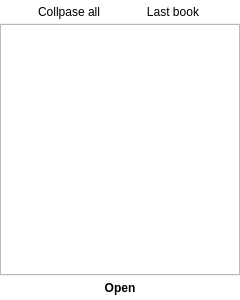
MosheWagner/Orayta-QT, file android-exp/mobileapp.ui: the form before one commit.
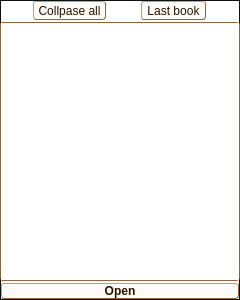
The form after the commit. The open tabs and pages were chosen to show the change. Icons and pictures are not drawn.

The edit to the form file:
```diff
--- a/android-exp/mobileapp.ui
+++ b/android-exp/mobileapp.ui
@@ -19,6 +19,33 @@
   <property name="palette">
    <palette>
     <active>
+     <colorrole role="WindowText">
+      <brush brushstyle="SolidPattern">
+       <color alpha="255">
+        <red>40</red>
+        <green>19</green>
+        <blue>1</blue>
+       </color>
+      </brush>
+     </colorrole>
+     <colorrole role="Text">
+      <brush brushstyle="SolidPattern">
+       <color alpha="255">
+        <red>40</red>
+        <green>19</green>
+        <blue>1</blue>
+       </color>
+      </brush>
+     </colorrole>
+     <colorrole role="ButtonText">
+      <brush brushstyle="SolidPattern">
+       <color alpha="255">
+        <red>40</red>
+        <green>19</green>
+        <blue>1</blue>
+       </color>
+      </brush>
+     </colorrole>
      <colorrole role="Base">
       <brush brushstyle="SolidPattern">
        <color alpha="255">
@@ -39,6 +66,33 @@
      </colorrole>
     </active>
     <inactive>
+     <colorrole role="WindowText">
+      <brush brushstyle="SolidPattern">
+       <color alpha="255">
+        <red>40</red>
+        <green>19</green>
+        <blue>1</blue>
+       </color>
+      </brush>
+     </colorrole>
+     <colorrole role="Text">
+      <brush brushstyle="SolidPattern">
+       <color alpha="255">
+        <red>40</red>
+        <green>19</green>
+        <blue>1</blue>
+       </color>
+      </brush>
+     </colorrole>
+     <colorrole role="ButtonText">
+      <brush brushstyle="SolidPattern">
+       <color alpha="255">
+        <red>40</red>
+        <green>19</green>
+        <blue>1</blue>
+       </color>
+      </brush>
+     </colorrole>
      <colorrole role="Base">
       <brush brushstyle="SolidPattern">
        <color alpha="255">
@@ -59,6 +113,33 @@
      </colorrole>
     </inactive>
     <disabled>
+     <colorrole role="WindowText">
+      <brush brushstyle="SolidPattern">
+       <color alpha="255">
+        <red>40</red>
+        <green>19</green>
+        <blue>1</blue>
+       </color>
+      </brush>
+     </colorrole>
+     <colorrole role="Text">
+      <brush brushstyle="SolidPattern">
+       <color alpha="255">
+        <red>40</red>
+        <green>19</green>
+        <blue>1</blue>
+       </color>
+      </brush>
+     </colorrole>
+     <colorrole role="ButtonText">
+      <brush brushstyle="SolidPattern">
+       <color alpha="255">
+        <red>40</red>
+        <green>19</green>
+        <blue>1</blue>
+       </color>
+      </brush>
+     </colorrole>
      <colorrole role="Base">
       <brush brushstyle="SolidPattern">
        <color alpha="255">
@@ -92,9 +173,153 @@
  height: 25 px; 
 width: 25 px;
 }
-QFrame {
-margin: 1 px;
+QFrame {margin: 1 px;}
+
+QWidget{ 
+/* The font color */ 
+    color: rgb(40, 19, 1);
+background-color: /*#F9B06D*/ none;
 }
+QWidget#mainpage{
+	background: qlineargradient(spread:pad, x1:0, y1:0, x2:0, y2:1, stop:0  rgb(249, 236, 225), stop:1 rgb(217, 160, 95));
+}
+QDialog{ border: 1px 0px ; border-color: rgb(15, 15, 15); border-style: solid}
+
+QTextBrowser{ 	color: black; 	background-color: white;}
+
+QToolButton, QPushButton {   
+    /* Margins so that we get a little space on the left and right. */
+    margin: 0 1px 0 1px;
+    background-color:  rgba(249, 211, 176, 10%);
+    /* We'll round the borders. */
+    border-style: outset;
+    /* Round radius will be 3px */
+    border-radius: 3px;
+    /* Border is only one pixel */
+    border-width: 1px;
+    /* Border color is now set */
+    border-color: #8F653F;
+	min-height: 1.5em;
+	/*color: #E67A17;*/
+}
+#mainpage QToolButton{background-color:  rgba(249, 211, 176, 30%);}
+
+QComboBox, QLineEdit, QSpinBox, QTabWidget, QGroupBox, QTreeWidget, QTextBrowser{
+	/*background-color:  rgba(0,0,0, 0);*/
+	border-style: solid;
+    /* Round radius will be 3px */
+    border-radius: 3px;
+    /* Border is only one pixel */
+    border-width: 1px;
+	border-color: #8F653F;
+}
+QGroupBox {
+margin-top: 1.5ex;
+}
+QGroupBox::title {
+     subcontrol-origin: margin;
+     subcontrol-position:top center; /* position at the top center */
+     padding: 3px;
+}
+QProgressBar:horizontal {
+border: 1px solid #8F653F;
+border-radius: 3px;
+/*background: #F9D3B0  ;*/
+padding: 1px;
+}
+
+QProgressBar::chunk:horizontal {
+	background-color: #6D3603 /*rgb(109,54,3)*/; 
+	/*background-color: qlineargradient(spread:repeat, x1:0, y1:0, x2:0.209, y2:0.017, stop:0 #F9D3B0, stop:0.284444 #F9D3B0, stop:0.524444 #6D3603, stop:0.76 #F9D3B0, stop:1 #F9D3B0);
+margin-right: -10px;*/
+}
+ /*QProgressBar#loadBar::chunk:horizontal  {
+background: qlineargradient(x1: 0, y1: 0.5, x2: 1, y2: 0.5, stop: 0  #F9D3B0, stop:0.2 #E67A17, stop:0.8 #E67A17, stop: 1  #F9D3B0);
+}*/
+ 
+QTabWidget::pane { /* The tab widget frame */
+     border-top: 1px solid #8F653F;
+ }
+
+ /* Style the tab using the tab sub-control. Note that
+     it reads QTabBar _not_ QTabWidget */
+ QTabBar::tab {
+     background: rgba(0,0,0, 50);
+     border: 1px solid #8F653F;
+     border-top-left-radius: 4px;
+     border-top-right-radius: 4px;
+     min-width: 8ex;
+     padding: 2px;
+	 background-color:  rgba(249, 211, 176, 30%);
+ }
+QTabBar::tab:selected {
+	background-color:  rgba(249, 211, 176, 75%);
+	font-weight: bold;
+ }
+
+ QTabBar::tab:!selected {
+     margin-top: 2px; /* make non-selected tabs look smaller */
+ }
+
+
+*::up-button, *::down-button, *::right-button, *::left-button, *::handle, *::drop-down {
+background-color: rgb(47, 2, 2);
+    border: 1px solid #8F653F;
+    border-radius: 2px;
+   	min-width: 1em; 
+	min-height: 1 em;
+	background-color: none;
+}
+
+*::handle{
+	background-color: #8F653F;
+}
+
+
+QScrollBar:horizontal {
+    border-top: 1px solid #8F653F;
+	border-bottom: 1px solid #8F653F;
+	border-radius: 2px;
+    margin: 0px 20px ;
+	
+ }
+QScrollBar:vertical {
+    border-right: 1px solid #8F653F;
+	border-left: 1px solid #8F653F;
+	border-radius: 2px;
+    margin: 20px 0px;
+	
+ }
+ 
+ QScrollBar::add-line:horizontal, QScrollBar::sub-line:horizontal {
+     border: 1px solid #8F653F;
+	border-radius: 2px;
+     background: none;
+     width: 20px;
+     subcontrol-origin: margin;
+ }
+QScrollBar::add-line:vertical, QScrollBar::sub-line:vertical {
+     border: 1px solid #8F653F;
+	border-radius: 2px;
+     background: none;
+     height: 20px;
+     subcontrol-origin: margin;
+ }
+
+QScrollBar::add-line:horizontal {subcontrol-position: right;}
+QScrollBar::sub-line:horizontal { subcontrol-position: left; }
+QScrollBar::add-line:vertical {subcontrol-position: bottom;}
+QScrollBar::sub-line:vertical {subcontrol-position: top; }
+
+QScrollBar::add-page,  QScrollBar::sub-page { background-color: none;}
+
+*::right-arrow{	image: url(:/Icons/arrow-right.png); width: 10px;   height: 10px; }
+ *::left-arrow{ 	image: url(:/Icons/arrow-left.png); width: 10px;   height: 10px; }
+
+*::up-arrow{	image: url(:/Icons/arrow-up.png); width: 10px;   height: 10px; }
+*::down-arrow{	image: url(:/Icons/arrow-down.png); width: 10px;   height: 10px;  }
+/**::corner{background-color: #F9B06D;}*/
+
 </string>
   </property>
   <layout class="QVBoxLayout" name="verticalLayout">
@@ -112,6 +337,33 @@
      <property name="palette">
       <palette>
        <active>
+        <colorrole role="WindowText">
+         <brush brushstyle="SolidPattern">
+          <color alpha="255">
+           <red>40</red>
+           <green>19</green>
+           <blue>1</blue>
+          </color>
+         </brush>
+        </colorrole>
+        <colorrole role="Text">
+         <brush brushstyle="SolidPattern">
+          <color alpha="255">
+           <red>40</red>
+           <green>19</green>
+           <blue>1</blue>
+          </color>
+         </brush>
+        </colorrole>
+        <colorrole role="ButtonText">
+         <brush brushstyle="SolidPattern">
+          <color alpha="255">
+           <red>40</red>
+           <green>19</green>
+           <blue>1</blue>
+          </color>
+         </brush>
+        </colorrole>
         <colorrole role="Base">
          <brush brushstyle="SolidPattern">
           <color alpha="255">
@@ -132,6 +384,33 @@
         </colorrole>
        </active>
        <inactive>
+        <colorrole role="WindowText">
+         <brush brushstyle="SolidPattern">
+          <color alpha="255">
+           <red>40</red>
+           <green>19</green>
+           <blue>1</blue>
+          </color>
+         </brush>
+        </colorrole>
+        <colorrole role="Text">
+         <brush brushstyle="SolidPattern">
+          <color alpha="255">
+           <red>40</red>
+           <green>19</green>
+           <blue>1</blue>
+          </color>
+         </brush>
+        </colorrole>
+        <colorrole role="ButtonText">
+         <brush brushstyle="SolidPattern">
+          <color alpha="255">
+           <red>40</red>
+           <green>19</green>
+           <blue>1</blue>
+          </color>
+         </brush>
+        </colorrole>
         <colorrole role="Base">
          <brush brushstyle="SolidPattern">
           <color alpha="255">
@@ -152,6 +431,33 @@
         </colorrole>
        </inactive>
        <disabled>
+        <colorrole role="WindowText">
+         <brush brushstyle="SolidPattern">
+          <color alpha="255">
+           <red>40</red>
+           <green>19</green>
+           <blue>1</blue>
+          </color>
+         </brush>
+        </colorrole>
+        <colorrole role="Text">
+         <brush brushstyle="SolidPattern">
+          <color alpha="255">
+           <red>40</red>
+           <green>19</green>
+           <blue>1</blue>
+          </color>
+         </brush>
+        </colorrole>
+        <colorrole role="ButtonText">
+         <brush brushstyle="SolidPattern">
+          <color alpha="255">
+           <red>40</red>
+           <green>19</green>
+           <blue>1</blue>
+          </color>
+         </brush>
+        </colorrole>
         <colorrole role="Base">
          <brush brushstyle="SolidPattern">
           <color alpha="255">
@@ -1032,18 +1338,18 @@
                <colorrole role="WindowText">
                 <brush brushstyle="SolidPattern">
                  <color alpha="255">
-                  <red>0</red>
-                  <green>0</green>
-                  <blue>0</blue>
+                  <red>40</red>
+                  <green>19</green>
+                  <blue>1</blue>
                  </color>
                 </brush>
                </colorrole>
                <colorrole role="Button">
                 <brush brushstyle="SolidPattern">
-                 <color alpha="255">
-                  <red>255</red>
-                  <green>252</green>
-                  <blue>248</blue>
+                 <color alpha="26">
+                  <red>249</red>
+                  <green>211</green>
+                  <blue>176</blue>
                  </color>
                 </brush>
                </colorrole>
@@ -1086,9 +1392,9 @@
                <colorrole role="Text">
                 <brush brushstyle="SolidPattern">
                  <color alpha="255">
-                  <red>0</red>
-                  <green>0</green>
-                  <blue>0</blue>
+                  <red>40</red>
+                  <green>19</green>
+                  <blue>1</blue>
                  </color>
                 </brush>
                </colorrole>
@@ -1104,27 +1410,27 @@
                <colorrole role="ButtonText">
                 <brush brushstyle="SolidPattern">
                  <color alpha="255">
-                  <red>0</red>
-                  <green>0</green>
-                  <blue>0</blue>
+                  <red>40</red>
+                  <green>19</green>
+                  <blue>1</blue>
                  </color>
                 </brush>
                </colorrole>
                <colorrole role="Base">
                 <brush brushstyle="SolidPattern">
-                 <color alpha="255">
-                  <red>255</red>
-                  <green>255</green>
-                  <blue>255</blue>
+                 <color alpha="26">
+                  <red>249</red>
+                  <green>211</green>
+                  <blue>176</blue>
                  </color>
                 </brush>
                </colorrole>
                <colorrole role="Window">
                 <brush brushstyle="SolidPattern">
-                 <color alpha="255">
-                  <red>255</red>
-                  <green>252</green>
-                  <blue>248</blue>
+                 <color alpha="26">
+                  <red>249</red>
+                  <green>211</green>
+                  <blue>176</blue>
                  </color>
                 </brush>
                </colorrole>
@@ -1169,18 +1475,18 @@
                <colorrole role="WindowText">
                 <brush brushstyle="SolidPattern">
                  <color alpha="255">
-                  <red>0</red>
-                  <green>0</green>
-                  <blue>0</blue>
+                  <red>40</red>
+                  <green>19</green>
+                  <blue>1</blue>
                  </color>
                 </brush>
                </colorrole>
                <colorrole role="Button">
                 <brush brushstyle="SolidPattern">
-                 <color alpha="255">
-                  <red>255</red>
-                  <green>252</green>
-                  <blue>248</blue>
+                 <color alpha="26">
+                  <red>249</red>
+                  <green>211</green>
+                  <blue>176</blue>
                  </color>
                 </brush>
                </colorrole>
@@ -1223,9 +1529,9 @@
                <colorrole role="Text">
                 <brush brushstyle="SolidPattern">
                  <color alpha="255">
-                  <red>0</red>
-                  <green>0</green>
-                  <blue>0</blue>
+                  <red>40</red>
+                  <green>19</green>
+                  <blue>1</blue>
                  </color>
                 </brush>
                </colorrole>
@@ -1241,27 +1547,27 @@
                <colorrole role="ButtonText">
                 <brush brushstyle="SolidPattern">
                  <color alpha="255">
-                  <red>0</red>
-                  <green>0</green>
-                  <blue>0</blue>
+                  <red>40</red>
+                  <green>19</green>
+                  <blue>1</blue>
                  </color>
                 </brush>
                </colorrole>
                <colorrole role="Base">
                 <brush brushstyle="SolidPattern">
-                 <color alpha="255">
-                  <red>255</red>
-                  <green>255</green>
-                  <blue>255</blue>
+                 <color alpha="26">
+                  <red>249</red>
+                  <green>211</green>
+                  <blue>176</blue>
                  </color>
                 </brush>
                </colorrole>
                <colorrole role="Window">
                 <brush brushstyle="SolidPattern">
-                 <color alpha="255">
-                  <red>255</red>
-                  <green>252</green>
-                  <blue>248</blue>
+                 <color alpha="26">
+                  <red>249</red>
+                  <green>211</green>
+                  <blue>176</blue>
                  </color>
                 </brush>
                </colorrole>
@@ -1306,18 +1612,18 @@
                <colorrole role="WindowText">
                 <brush brushstyle="SolidPattern">
                  <color alpha="255">
-                  <red>127</red>
-                  <green>126</green>
-                  <blue>124</blue>
+                  <red>40</red>
+                  <green>19</green>
+                  <blue>1</blue>
                  </color>
                 </brush>
                </colorrole>
                <colorrole role="Button">
                 <brush brushstyle="SolidPattern">
-                 <color alpha="255">
-                  <red>255</red>
-                  <green>252</green>
-                  <blue>248</blue>
+                 <color alpha="26">
+                  <red>249</red>
+                  <green>211</green>
+                  <blue>176</blue>
                  </color>
                 </brush>
                </colorrole>
@@ -1360,9 +1666,9 @@
                <colorrole role="Text">
                 <brush brushstyle="SolidPattern">
                  <color alpha="255">
-                  <red>127</red>
-                  <green>126</green>
-                  <blue>124</blue>
+                  <red>40</red>
+                  <green>19</green>
+                  <blue>1</blue>
                  </color>
                 </brush>
                </colorrole>
@@ -1378,27 +1684,27 @@
                <colorrole role="ButtonText">
                 <brush brushstyle="SolidPattern">
                  <color alpha="255">
-                  <red>127</red>
-                  <green>126</green>
-                  <blue>124</blue>
+                  <red>40</red>
+                  <green>19</green>
+                  <blue>1</blue>
                  </color>
                 </brush>
                </colorrole>
                <colorrole role="Base">
                 <brush brushstyle="SolidPattern">
-                 <color alpha="255">
-                  <red>255</red>
-                  <green>252</green>
-                  <blue>248</blue>
+                 <color alpha="26">
+                  <red>249</red>
+                  <green>211</green>
+                  <blue>176</blue>
                  </color>
                 </brush>
                </colorrole>
                <colorrole role="Window">
                 <brush brushstyle="SolidPattern">
-                 <color alpha="255">
-                  <red>255</red>
-                  <green>252</green>
-                  <blue>248</blue>
+                 <color alpha="26">
+                  <red>249</red>
+                  <green>211</green>
+                  <blue>176</blue>
                  </color>
                 </brush>
                </colorrole>
@@ -1464,18 +1770,18 @@
                <colorrole role="WindowText">
                 <brush brushstyle="SolidPattern">
                  <color alpha="255">
-                  <red>0</red>
-                  <green>0</green>
-                  <blue>0</blue>
+                  <red>40</red>
+                  <green>19</green>
+                  <blue>1</blue>
                  </color>
                 </brush>
                </colorrole>
                <colorrole role="Button">
                 <brush brushstyle="SolidPattern">
-                 <color alpha="255">
-                  <red>255</red>
-                  <green>252</green>
-                  <blue>248</blue>
+                 <color alpha="26">
+                  <red>249</red>
+                  <green>211</green>
+                  <blue>176</blue>
                  </color>
                 </brush>
                </colorrole>
@@ -1518,9 +1824,9 @@
                <colorrole role="Text">
                 <brush brushstyle="SolidPattern">
                  <color alpha="255">
-                  <red>0</red>
-                  <green>0</green>
-                  <blue>0</blue>
+                  <red>40</red>
+                  <green>19</green>
+                  <blue>1</blue>
                  </color>
                 </brush>
                </colorrole>
@@ -1536,27 +1842,27 @@
                <colorrole role="ButtonText">
                 <brush brushstyle="SolidPattern">
                  <color alpha="255">
-                  <red>0</red>
-                  <green>0</green>
-                  <blue>0</blue>
+                  <red>40</red>
+                  <green>19</green>
+                  <blue>1</blue>
                  </color>
                 </brush>
                </colorrole>
                <colorrole role="Base">
                 <brush brushstyle="SolidPattern">
-                 <color alpha="255">
-                  <red>255</red>
-                  <green>255</green>
-                  <blue>255</blue>
+                 <color alpha="26">
+                  <red>249</red>
+                  <green>211</green>
+                  <blue>176</blue>
                  </color>
                 </brush>
                </colorrole>
                <colorrole role="Window">
                 <brush brushstyle="SolidPattern">
-                 <color alpha="255">
-                  <red>255</red>
-                  <green>252</green>
-                  <blue>248</blue>
+                 <color alpha="26">
+                  <red>249</red>
+                  <green>211</green>
+                  <blue>176</blue>
                  </color>
                 </brush>
                </colorrole>
@@ -1601,18 +1907,18 @@
                <colorrole role="WindowText">
                 <brush brushstyle="SolidPattern">
                  <color alpha="255">
-                  <red>0</red>
-                  <green>0</green>
-                  <blue>0</blue>
+                  <red>40</red>
+                  <green>19</green>
+                  <blue>1</blue>
                  </color>
                 </brush>
                </colorrole>
                <colorrole role="Button">
                 <brush brushstyle="SolidPattern">
-                 <color alpha="255">
-                  <red>255</red>
-                  <green>252</green>
-                  <blue>248</blue>
+                 <color alpha="26">
+                  <red>249</red>
+                  <green>211</green>
+                  <blue>176</blue>
                  </color>
                 </brush>
                </colorrole>
@@ -1655,9 +1961,9 @@
                <colorrole role="Text">
                 <brush brushstyle="SolidPattern">
                  <color alpha="255">
-                  <red>0</red>
-                  <green>0</green>
-                  <blue>0</blue>
+                  <red>40</red>
+                  <green>19</green>
+                  <blue>1</blue>
                  </color>
                 </brush>
                </colorrole>
@@ -1673,27 +1979,27 @@
                <colorrole role="ButtonText">
                 <brush brushstyle="SolidPattern">
                  <color alpha="255">
-                  <red>0</red>
-                  <green>0</green>
-                  <blue>0</blue>
+                  <red>40</red>
+                  <green>19</green>
+                  <blue>1</blue>
                  </color>
                 </brush>
                </colorrole>
                <colorrole role="Base">
                 <brush brushstyle="SolidPattern">
-                 <color alpha="255">
-                  <red>255</red>
-                  <green>255</green>
-                  <blue>255</blue>
+                 <color alpha="26">
+                  <red>249</red>
+                  <green>211</green>
+                  <blue>176</blue>
                  </color>
                 </brush>
                </colorrole>
                <colorrole role="Window">
                 <brush brushstyle="SolidPattern">
-                 <color alpha="255">
-                  <red>255</red>
-                  <green>252</green>
-                  <blue>248</blue>
+                 <color alpha="26">
+                  <red>249</red>
+                  <green>211</green>
+                  <blue>176</blue>
                  </color>
                 </brush>
                </colorrole>
@@ -1738,18 +2044,18 @@
                <colorrole role="WindowText">
                 <brush brushstyle="SolidPattern">
                  <color alpha="255">
-                  <red>127</red>
-                  <green>126</green>
-                  <blue>124</blue>
+                  <red>40</red>
+                  <green>19</green>
+                  <blue>1</blue>
                  </color>
                 </brush>
                </colorrole>
                <colorrole role="Button">
                 <brush brushstyle="SolidPattern">
-                 <color alpha="255">
-                  <red>255</red>
-                  <green>252</green>
-                  <blue>248</blue>
+                 <color alpha="26">
+                  <red>249</red>
+                  <green>211</green>
+                  <blue>176</blue>
                  </color>
                 </brush>
                </colorrole>
@@ -1792,9 +2098,9 @@
                <colorrole role="Text">
                 <brush brushstyle="SolidPattern">
                  <color alpha="255">
-                  <red>127</red>
-                  <green>126</green>
-                  <blue>124</blue>
+                  <red>40</red>
+                  <green>19</green>
+                  <blue>1</blue>
                  </color>
                 </brush>
                </colorrole>
@@ -1810,27 +2116,27 @@
                <colorrole role="ButtonText">
                 <brush brushstyle="SolidPattern">
                  <color alpha="255">
-                  <red>127</red>
-                  <green>126</green>
-                  <blue>124</blue>
+                  <red>40</red>
+                  <green>19</green>
+                  <blue>1</blue>
                  </color>
                 </brush>
                </colorrole>
                <colorrole role="Base">
                 <brush brushstyle="SolidPattern">
-                 <color alpha="255">
-                  <red>255</red>
-                  <green>252</green>
-                  <blue>248</blue>
+                 <color alpha="26">
+                  <red>249</red>
+                  <green>211</green>
+                  <blue>176</blue>
                  </color>
                 </brush>
                </colorrole>
                <colorrole role="Window">
                 <brush brushstyle="SolidPattern">
-                 <color alpha="255">
-                  <red>255</red>
-                  <green>252</green>
-                  <blue>248</blue>
+                 <color alpha="26">
+                  <red>249</red>
+                  <green>211</green>
+                  <blue>176</blue>
                  </color>
                 </brush>
                </colorrole>
@@ -1909,7 +2215,11 @@
           <bool>false</bool>
          </property>
          <property name="styleSheet">
-          <string notr="true"/>
+          <string notr="true">QScrollBar {  margin: 0px ;}
+QScrollBar:horizontal{height: 3px}  QScrollBar:vertical{width: 3px;}
+QScrollBar::add-line, QScrollBar::sub-line{    border: 0px;  height: 0px; }
+*::right-arrow{	image: none; } *::left-arrow{ 	image: none; } *::up-arrow{	image: none; } *::down-arrow{	image: none; }
+</string>
          </property>
          <property name="frameShape">
           <enum>QFrame::StyledPanel</enum>
@@ -1964,18 +2274,18 @@
               <colorrole role="WindowText">
                <brush brushstyle="SolidPattern">
                 <color alpha="255">
-                 <red>0</red>
-                 <green>0</green>
-                 <blue>0</blue>
+                 <red>40</red>
+                 <green>19</green>
+                 <blue>1</blue>
                 </color>
                </brush>
               </colorrole>
               <colorrole role="Button">
                <brush brushstyle="SolidPattern">
-                <color alpha="255">
-                 <red>255</red>
-                 <green>252</green>
-                 <blue>248</blue>
+                <color alpha="26">
+                 <red>249</red>
+                 <green>211</green>
+                 <blue>176</blue>
                 </color>
                </brush>
               </colorrole>
@@ -2018,9 +2328,9 @@
               <colorrole role="Text">
                <brush brushstyle="SolidPattern">
                 <color alpha="255">
-                 <red>0</red>
-                 <green>0</green>
-                 <blue>0</blue>
+                 <red>40</red>
+                 <green>19</green>
+                 <blue>1</blue>
                 </color>
                </brush>
               </colorrole>
@@ -2036,27 +2346,27 @@
               <colorrole role="ButtonText">
                <brush brushstyle="SolidPattern">
                 <color alpha="255">
-                 <red>0</red>
-                 <green>0</green>
-                 <blue>0</blue>
+                 <red>40</red>
+                 <green>19</green>
+                 <blue>1</blue>
                 </color>
                </brush>
               </colorrole>
               <colorrole role="Base">
                <brush brushstyle="SolidPattern">
-                <color alpha="255">
-                 <red>255</red>
-                 <green>255</green>
-                 <blue>255</blue>
+                <color alpha="26">
+                 <red>249</red>
+                 <green>211</green>
+                 <blue>176</blue>
                 </color>
                </brush>
               </colorrole>
               <colorrole role="Window">
                <brush brushstyle="SolidPattern">
-                <color alpha="255">
-                 <red>255</red>
-                 <green>252</green>
-                 <blue>248</blue>
+                <color alpha="26">
+                 <red>249</red>
+                 <green>211</green>
+                 <blue>176</blue>
                 </color>
                </brush>
               </colorrole>
@@ -2101,18 +2411,18 @@
               <colorrole role="WindowText">
                <brush brushstyle="SolidPattern">
                 <color alpha="255">
-                 <red>0</red>
-                 <green>0</green>
-                 <blue>0</blue>
+                 <red>40</red>
+                 <green>19</green>
+                 <blue>1</blue>
                 </color>
                </brush>
               </colorrole>
               <colorrole role="Button">
                <brush brushstyle="SolidPattern">
-                <color alpha="255">
-                 <red>255</red>
-                 <green>252</green>
-                 <blue>248</blue>
+                <color alpha="26">
+                 <red>249</red>
+                 <green>211</green>
+                 <blue>176</blue>
                 </color>
                </brush>
               </colorrole>
@@ -2155,9 +2465,9 @@
               <colorrole role="Text">
                <brush brushstyle="SolidPattern">
                 <color alpha="255">
-                 <red>0</red>
-                 <green>0</green>
-                 <blue>0</blue>
+                 <red>40</red>
+                 <green>19</green>
+                 <blue>1</blue>
                 </color>
                </brush>
               </colorrole>
@@ -2173,27 +2483,27 @@
               <colorrole role="ButtonText">
                <brush brushstyle="SolidPattern">
                 <color alpha="255">
-                 <red>0</red>
-                 <green>0</green>
-                 <blue>0</blue>
+                 <red>40</red>
+                 <green>19</green>
+                 <blue>1</blue>
                 </color>
                </brush>
               </colorrole>
               <colorrole role="Base">
                <brush brushstyle="SolidPattern">
-                <color alpha="255">
-                 <red>255</red>
-                 <green>255</green>
-                 <blue>255</blue>
+                <color alpha="26">
+                 <red>249</red>
+                 <green>211</green>
+                 <blue>176</blue>
                 </color>
                </brush>
               </colorrole>
               <colorrole role="Window">
                <brush brushstyle="SolidPattern">
-                <color alpha="255">
-                 <red>255</red>
-                 <green>252</green>
-                 <blue>248</blue>
+                <color alpha="26">
+                 <red>249</red>
+                 <green>211</green>
+                 <blue>176</blue>
                 </color>
                </brush>
               </colorrole>
@@ -2238,18 +2548,18 @@
               <colorrole role="WindowText">
                <brush brushstyle="SolidPattern">
                 <color alpha="255">
-                 <red>127</red>
-                 <green>126</green>
-                 <blue>124</blue>
+                 <red>40</red>
+                 <green>19</green>
+                 <blue>1</blue>
                 </color>
                </brush>
               </colorrole>
               <colorrole role="Button">
                <brush brushstyle="SolidPattern">
-                <color alpha="255">
-                 <red>255</red>
-                 <green>252</green>
-                 <blue>248</blue>
+                <color alpha="26">
+                 <red>249</red>
+                 <green>211</green>
+                 <blue>176</blue>
                 </color>
                </brush>
               </colorrole>
@@ -2292,9 +2602,9 @@
               <colorrole role="Text">
                <brush brushstyle="SolidPattern">
                 <color alpha="255">
-                 <red>127</red>
-                 <green>126</green>
-                 <blue>124</blue>
+                 <red>40</red>
+                 <green>19</green>
+                 <blue>1</blue>
                 </color>
                </brush>
               </colorrole>
@@ -2310,27 +2620,27 @@
               <colorrole role="ButtonText">
                <brush brushstyle="SolidPattern">
                 <color alpha="255">
-                 <red>127</red>
-                 <green>126</green>
-                 <blue>124</blue>
+                 <red>40</red>
+                 <green>19</green>
+                 <blue>1</blue>
                 </color>
                </brush>
               </colorrole>
               <colorrole role="Base">
                <brush brushstyle="SolidPattern">
-                <color alpha="255">
-                 <red>255</red>
-                 <green>252</green>
-                 <blue>248</blue>
+                <color alpha="26">
+                 <red>249</red>
+                 <green>211</green>
+                 <blue>176</blue>
                 </color>
                </brush>
               </colorrole>
               <colorrole role="Window">
                <brush brushstyle="SolidPattern">
-                <color alpha="255">
-                 <red>255</red>
-                 <green>252</green>
-                 <blue>248</blue>
+                <color alpha="26">
+                 <red>249</red>
+                 <green>211</green>
+                 <blue>176</blue>
                 </color>
                </brush>
               </colorrole>
```
Left out of the diff: 504 changed lines with no effect on the pictures.
